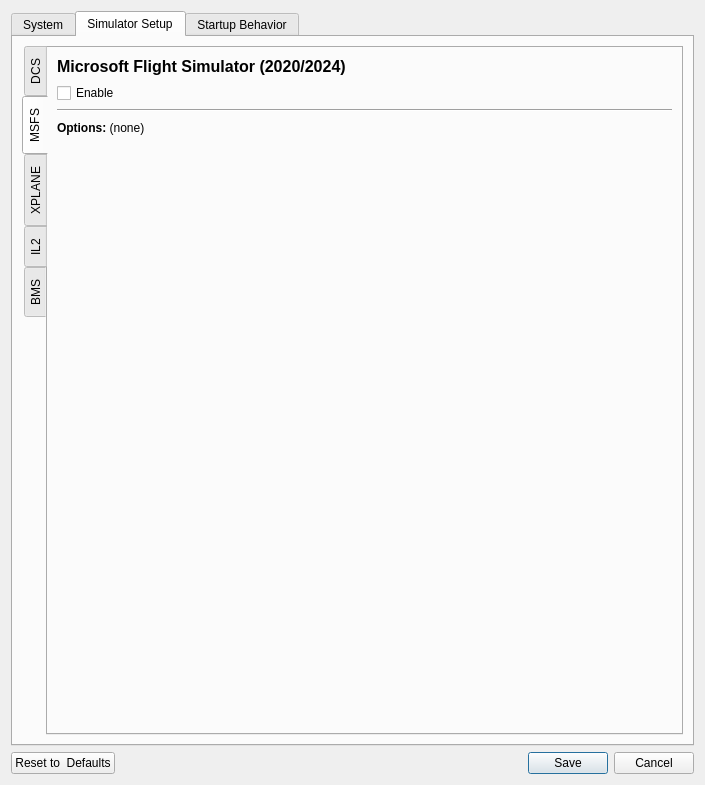
Qt form SM/system_settings_new.ui (walmis/VPforce-TelemFFB) before a commit.
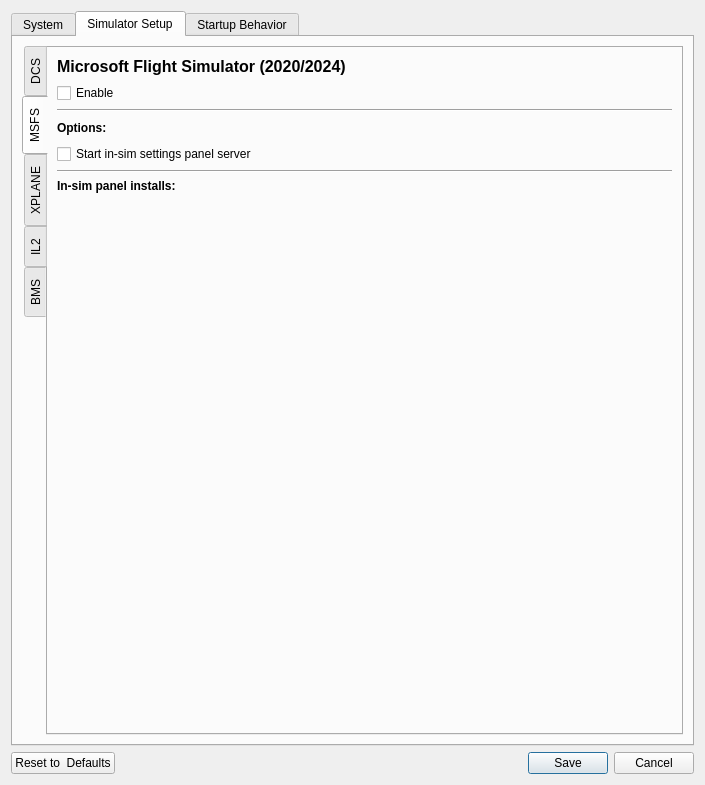
The same form after that commit. The open tabs and pages were chosen to show the change. Custom widgets are drawn as their Qt base class.

Commit message: fix(ui): add the MSFS panel-install widgets to system_settings_new.ui, and regenerate

```diff
--- a/SM/system_settings_new.ui
+++ b/SM/system_settings_new.ui
@@ -1033,7 +1033,7 @@
              <item>
               <widget class="QLabel" name="label_13">
                <property name="text">
-                <string>&lt;html&gt;&lt;head/&gt;&lt;body&gt;&lt;p&gt;&lt;span style=" font-weight:700;"&gt;Options: &lt;/span&gt;(none)&lt;/p&gt;&lt;/body&gt;&lt;/html&gt;</string>
+                <string>&lt;html&gt;&lt;head/&gt;&lt;body&gt;&lt;p&gt;&lt;span style=" font-weight:700;"&gt;Options:&lt;/span&gt;&lt;/p&gt;&lt;/body&gt;&lt;/html&gt;</string>
                </property>
               </widget>
              </item>
@@ -1053,6 +1053,68 @@
             </layout>
            </item>
            <item row="4" column="0">
+            <layout class="QHBoxLayout" name="horizontalLayout_19">
+             <item>
+              <widget class="LabeledToggle" name="enableMsfsApiServer">
+               <property name="sizePolicy">
+                <sizepolicy hsizetype="Minimum" vsizetype="Fixed">
+                 <horstretch>0</horstretch>
+                 <verstretch>0</verstretch>
+                </sizepolicy>
+               </property>
+               <property name="text">
+                <string>Start in-sim settings panel server</string>
+               </property>
+              </widget>
+             </item>
+             <item>
+              <spacer name="horizontalSpacer_18b">
+               <property name="orientation">
+                <enum>Qt::Horizontal</enum>
+               </property>
+               <property name="sizeHint" stdset="0">
+                <size>
+                 <width>40</width>
+                 <height>20</height>
+                </size>
+               </property>
+              </spacer>
+             </item>
+            </layout>
+           </item>
+           <item row="5" column="0">
+            <widget class="Line" name="line_msfs_panel">
+             <property name="orientation">
+              <enum>Qt::Horizontal</enum>
+             </property>
+            </widget>
+           </item>
+           <item row="6" column="0">
+            <widget class="QLabel" name="label_msfs_panel_installs">
+             <property name="text">
+              <string>&lt;html&gt;&lt;head/&gt;&lt;body&gt;&lt;p&gt;&lt;span style=" font-weight:700;"&gt;In-sim panel installs:&lt;/span&gt;&lt;/p&gt;&lt;/body&gt;&lt;/html&gt;</string>
+             </property>
+            </widget>
+           </item>
+           <item row="7" column="0">
+            <widget class="QWidget" name="msfsInstallsContainer" native="true">
+             <layout class="QVBoxLayout" name="msfsInstallsLayout">
+              <property name="leftMargin">
+               <number>0</number>
+              </property>
+              <property name="topMargin">
+               <number>0</number>
+              </property>
+              <property name="rightMargin">
+               <number>0</number>
+              </property>
+              <property name="bottomMargin">
+               <number>0</number>
+              </property>
+             </layout>
+            </widget>
+           </item>
+           <item row="8" column="0">
             <spacer name="verticalSpacer_4">
              <property name="orientation">
               <enum>Qt::Vertical</enum>
```
Left out of the diff: 1 changed line with no effect on the pictures. The commit also changes 1 other file.
